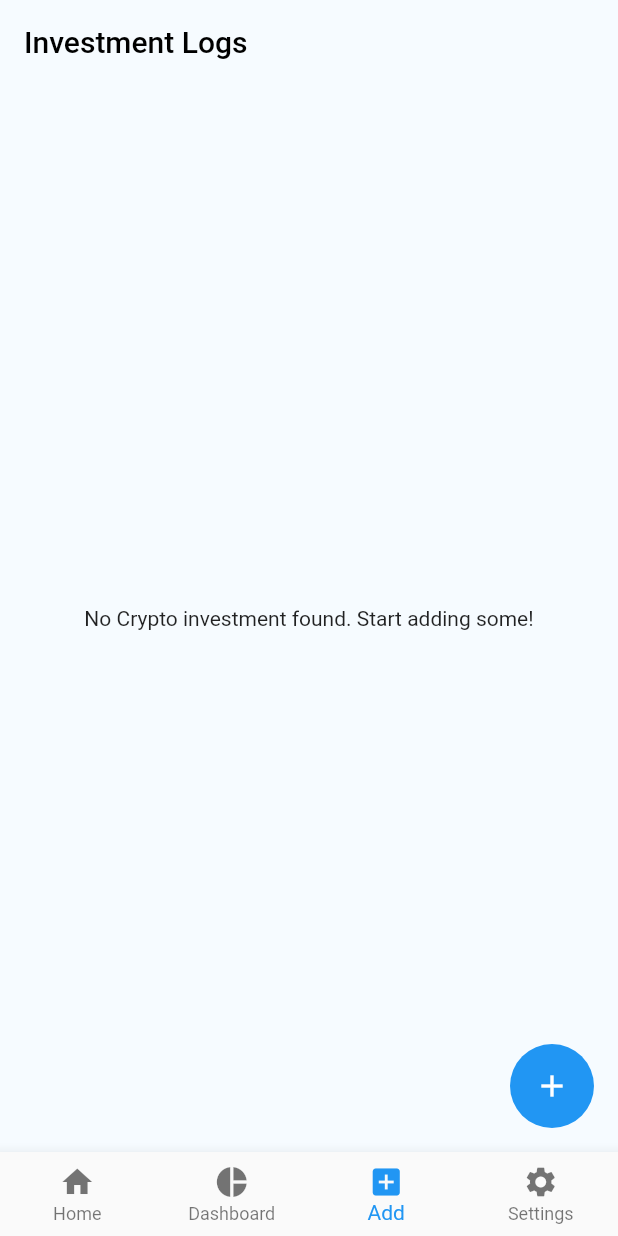
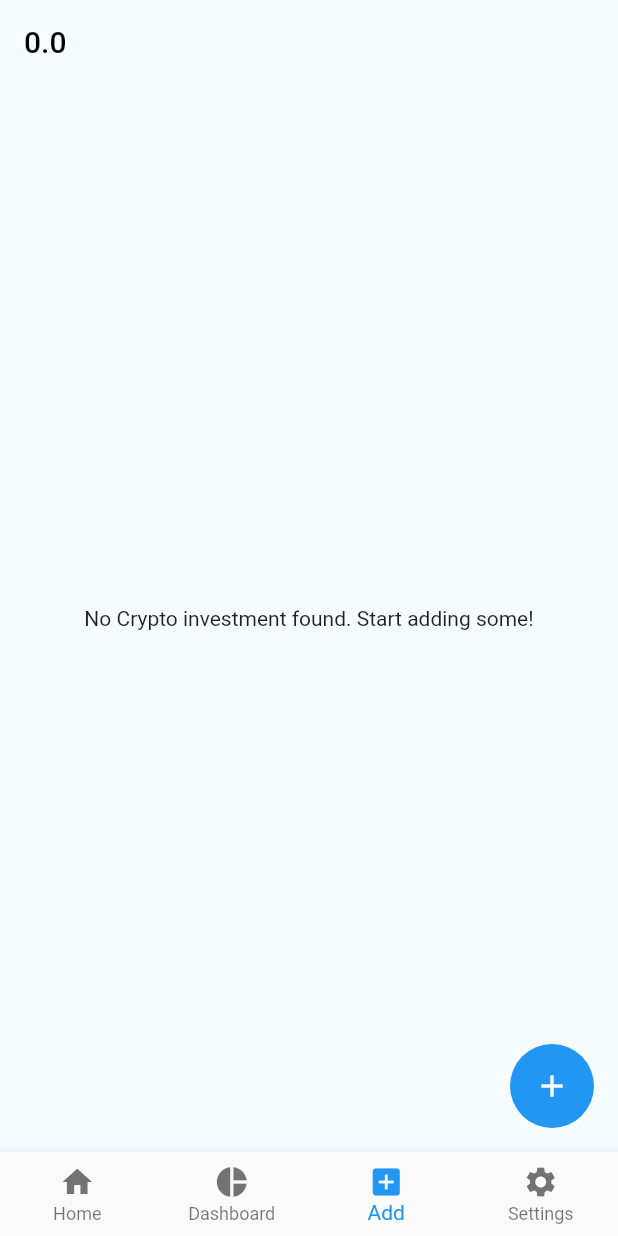
Before and after one commit to AnJasid/track_my_crypto, a Flutter app: the screen it shows after launch, item 3 of the bottom bar chosen, on a phone screen of 412 x 824 dp. Run offline on Flutter 3.47's test engine with Material 2 defaults, Android fonts, the phone set to English and light mode, and no system bars.

Commit message:
Update for add_screen.dart

```diff
--- a/lib/screens/add_screen/add_screen.dart
+++ b/lib/screens/add_screen/add_screen.dart
@@ -29,6 +29,14 @@ class _AddScreenState extends State<AddScreen> {
     });
   }
 
+  double _totalAmount() {
+    double amount = 0;
+    for (final item in _registeredInvest) {
+      amount += item.amount;
+    }
+    return amount;
+  }
+
   @override
   Widget build(BuildContext context) {
     Widget mainContent = const Center(
@@ -42,9 +50,9 @@ class _AddScreenState extends State<AddScreen> {
     return Scaffold(
       appBar: AppBar(
         elevation: 0,
-        title: const Text(
-          'Investment Logs',
-          style: TextStyle(
+        title: Text(
+          _totalAmount().toString(),
+          style: const TextStyle(
             color: Colors.black,
           ),
         ),
```
